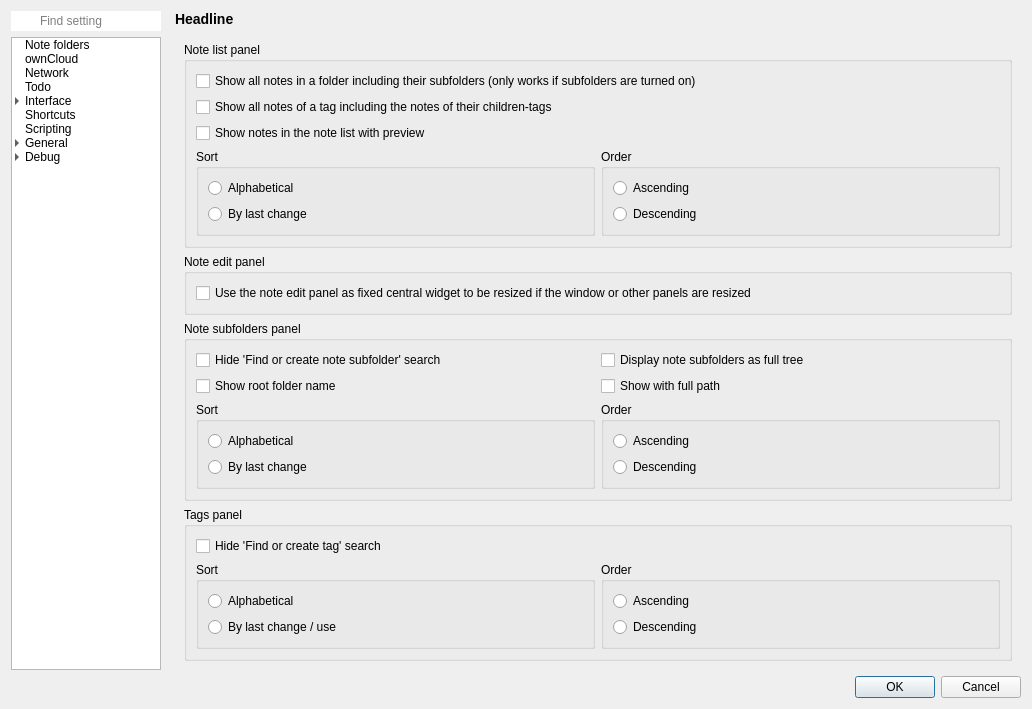
Qt form src/dialogs/settingsdialog.ui (pbek/QOwnNotes) before a commit.
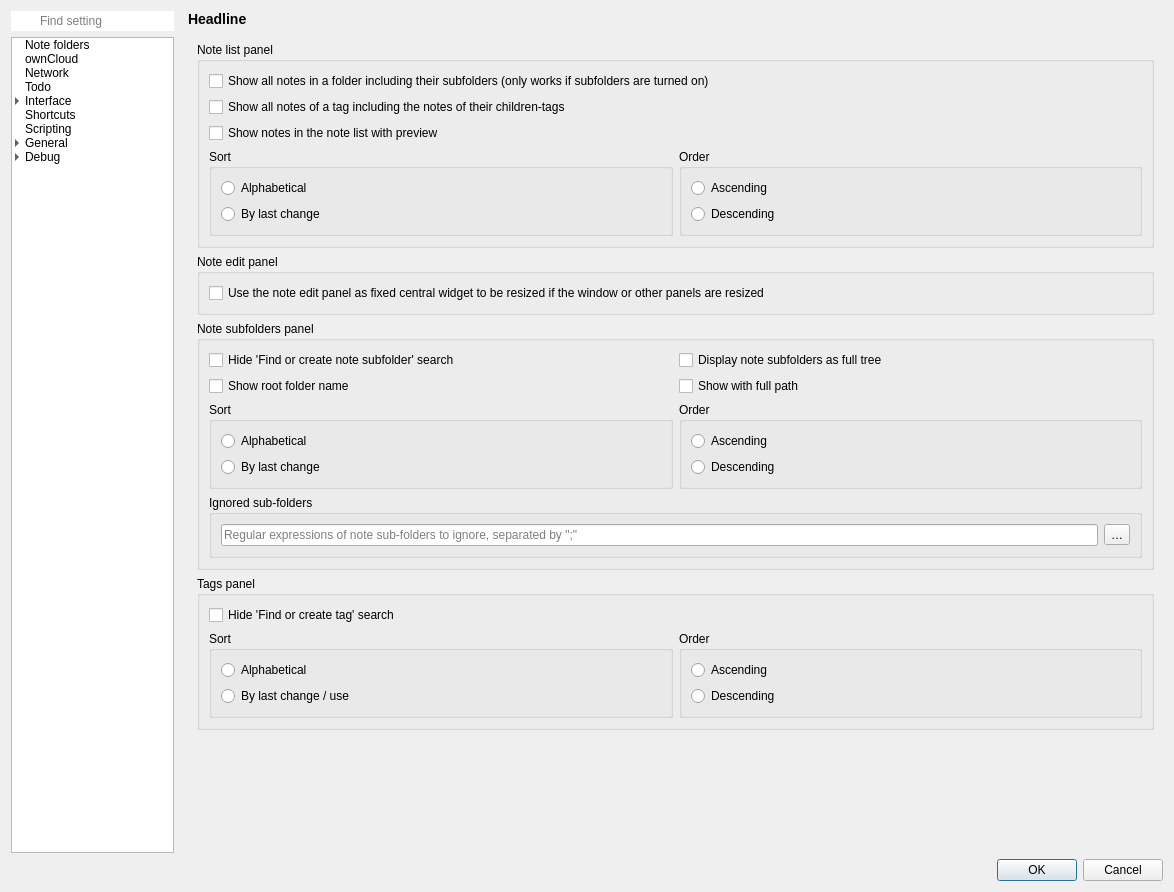
The same form after that commit. The open tabs and pages were chosen to show the change. Icons and pictures are not drawn. Custom widgets are drawn as their Qt base class.

Commit message: #1054, implemented ignoring of certain note sub-folders

```diff
--- a/src/dialogs/settingsdialog.ui
+++ b/src/dialogs/settingsdialog.ui
@@ -6,8 +6,8 @@
    <rect>
     <x>0</x>
     <y>0</y>
-    <width>800</width>
-    <height>600</height>
+    <width>1174</width>
+    <height>892</height>
    </rect>
   </property>
   <property name="sizePolicy">
@@ -4680,6 +4680,42 @@
                   </property>
                  </widget>
                 </item>
+                <item row="5" column="0" colspan="2">
+                 <widget class="QGroupBox" name="groupBox_30">
+                  <property name="toolTip">
+                   <string>Regular expressions of note sub-folders to ignore, separated by &quot;;&quot;</string>
+                  </property>
+                  <property name="title">
+                   <string>Ignored sub-folders</string>
+                  </property>
+                  <layout class="QHBoxLayout" name="horizontalLayout_10">
+                   <item>
+                    <widget class="QLineEdit" name="ignoreNoteSubFoldersLineEdit">
+                     <property name="placeholderText">
+                      <string>Regular expressions of note sub-folders to ignore, separated by &quot;;&quot;</string>
+                     </property>
+                     <property name="clearButtonEnabled">
+                      <bool>true</bool>
+                     </property>
+                    </widget>
+                   </item>
+                   <item>
+                    <widget class="QToolButton" name="ignoreNoteSubFoldersResetButton">
+                     <property name="toolTip">
+                      <string>Reset ignored sub-folders</string>
+                     </property>
+                     <property name="text">
+                      <string notr="true">…</string>
+                     </property>
+                     <property name="icon">
+                      <iconset theme="edit-clear" resource="../breeze-qownnotes.qrc">
+                       <normaloff>:/icons/breeze-qownnotes/16x16/edit-clear.svg</normaloff>:/icons/breeze-qownnotes/16x16/edit-clear.svg</iconset>
+                     </property>
+                    </widget>
+                   </item>
+                  </layout>
+                 </widget>
+                </item>
                </layout>
               </widget>
              </item>
```
Left out of the diff: 6 changed lines with no effect on the pictures. The commit also changes 36 other files.
